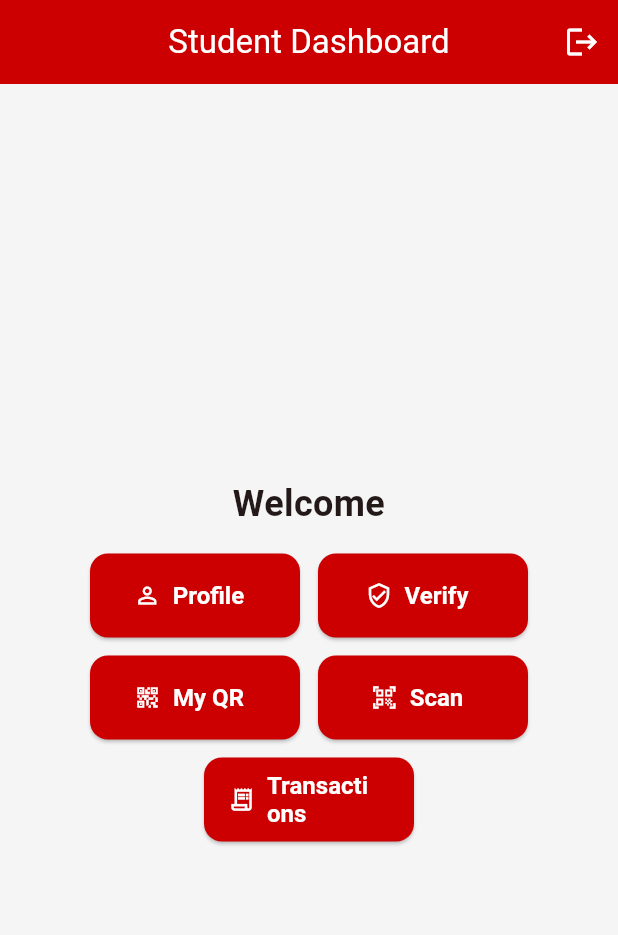
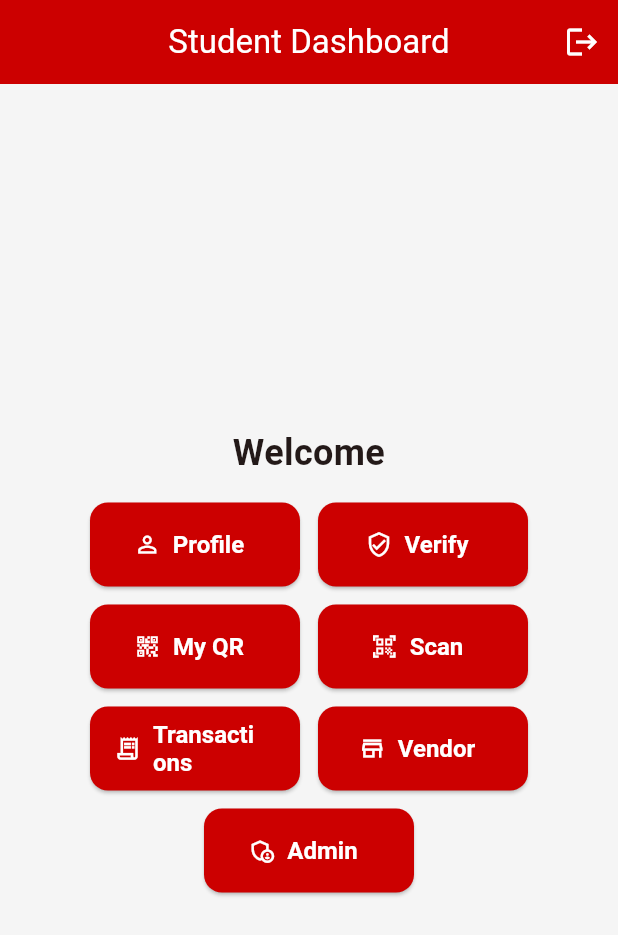
Before and after one commit to harshvk8/redhawkwallet-flutter, a Flutter app: the screen it shows once a user with an empty profile is signed in, on a phone screen of 412 x 824 dp. Shown: the top 935 px of the screen. Run offline on Flutter 3.47's test engine with Material 3 defaults, Android fonts, the light colour scheme and no system bars; our stand-ins replace firebase_auth, firebase_core, go_router; accounts and stored records are empty.

Commit message:
feat: wire Krish's vendor/admin screens into the router
- Update router to import from presentation/ instead of old screens/ placeholders
- Add routes: /vendor/offers, /vendor/payment-request, /vendor/qr-payment,
  /vendor/history, /admin/manage-vendors
- Wire quick action buttons in VendorDashboardScreen to navigate to sub-screens
- Wire Manage Vendors button in AdminDashboardScreen to AdminManageVendorsScreen
- Add temp Vendor/Admin nav buttons on StudentDashboard for dev testing
- Fix deprecation warnings (withOpacity, activeColor, DropdownButtonFormField value)

```diff
--- a/lib/core/router/app_router.dart
+++ b/lib/core/router/app_router.dart
@@ -10,8 +10,13 @@ import '../../features/student/screens/university_verification_screen.dart';
 import '../../features/student/screens/qr_id_screen.dart';
 import '../../features/student/screens/qr_scanner_screen.dart';
 import '../../features/student/screens/transaction_history_screen.dart';
-import '../../features/vendor/screens/vendor_dashboard_screen.dart';
-import '../../features/admin/screens/admin_dashboard_screen.dart';
+import '../../features/vendor/presentation/vendor_dashboard_screen.dart';
+import '../../features/vendor/presentation/vendor_offers_screen.dart';
+import '../../features/vendor/presentation/vendor_create_payment_request_screen.dart';
+import '../../features/vendor/presentation/vendor_qr_payment_screen.dart';
+import '../../features/vendor/presentation/vendor_transaction_history_screen.dart';
+import '../../features/admin/presentation/admin_dashboard_screen.dart';
+import '../../features/admin/presentation/admin_manage_vendors_screen.dart';
 
 class AppRouter {
   static final _authNotifier = _AuthStateNotifier();
@@ -66,8 +71,28 @@ class AppRouter {
         builder: (context, state) => const VendorDashboardScreen(),
       ),
       GoRoute(
+        path: '/vendor/offers',
+        builder: (context, state) => const VendorOffersScreen(),
+      ),
+      GoRoute(
+        path: '/vendor/payment-request',
+        builder: (context, state) => const VendorCreatePaymentRequestScreen(),
+      ),
+      GoRoute(
+        path: '/vendor/qr-payment',
+        builder: (context, state) => const VendorQrPaymentScreen(),
+      ),
+      GoRoute(
+        path: '/vendor/history',
+        builder: (context, state) => const VendorTransactionHistoryScreen(),
+      ),
+      GoRoute(
         path: '/admin',
         builder: (context, state) => const AdminDashboardScreen(),
+      ),
+      GoRoute(
+        path: '/admin/manage-vendors',
+        builder: (context, state) => const AdminManageVendorsScreen(),
       ),
     ],
   );
--- a/lib/features/admin/presentation/admin_manage_vendors_screen.dart
+++ b/lib/features/admin/presentation/admin_manage_vendors_screen.dart
@@ -152,7 +152,7 @@ class _AdminManageVendorsScreenState extends State<AdminManageVendorsScreen> {
               child: ListView.separated(
                 scrollDirection: Axis.horizontal,
                 itemCount: filters.length,
-                separatorBuilder: (_, __) => const SizedBox(width: 8),
+                separatorBuilder: (_, _) => const SizedBox(width: 8),
                 itemBuilder: (context, index) {
                   final filter = filters[index];
                   final selected = filter == selectedFilter;
@@ -204,7 +204,7 @@ class _AdminManageVendorsScreenState extends State<AdminManageVendorsScreen> {
                               Container(
                                 padding: const EdgeInsets.symmetric(horizontal: 10, vertical: 4),
                                 decoration: BoxDecoration(
-                                  color: statusColor.withOpacity(0.1),
+                                  color: statusColor.withValues(alpha: 0.1),
                                   borderRadius: BorderRadius.circular(20),
                                 ),
                                 child: Text(vendor['status'], style: TextStyle(color: statusColor, fontSize: 12, fontWeight: FontWeight.bold)),
--- a/lib/features/student/screens/student_dashboard_screen.dart
+++ b/lib/features/student/screens/student_dashboard_screen.dart
@@ -68,6 +68,16 @@ class StudentDashboardScreen extends StatelessWidget {
                       icon: Icons.receipt_long_outlined,
                       onTap: () => context.go('/transactions'),
                     ),
+                    _NavButton(
+                      label: 'Vendor',
+                      icon: Icons.store_outlined,
+                      onTap: () => context.go('/vendor'),
+                    ),
+                    _NavButton(
+                      label: 'Admin',
+                      icon: Icons.admin_panel_settings_outlined,
+                      onTap: () => context.go('/admin'),
+                    ),
                   ],
                 ),
               ],
--- a/lib/features/vendor/presentation/vendor_create_payment_request_screen.dart
+++ b/lib/features/vendor/presentation/vendor_create_payment_request_screen.dart
@@ -44,7 +44,7 @@ class _VendorCreatePaymentRequestScreenState extends State<VendorCreatePaymentRe
             const Text('Apply Offer or Discount', style: TextStyle(fontSize: 15, fontWeight: FontWeight.bold)),
             const SizedBox(height: 8),
             DropdownButtonFormField<String>(
-              value: selectedDiscount,
+              initialValue: selectedDiscount,
               decoration: InputDecoration(
                 border: OutlineInputBorder(borderRadius: BorderRadius.circular(12)),
                 focusedBorder: OutlineInputBorder(
--- a/lib/features/vendor/presentation/vendor_dashboard_screen.dart
+++ b/lib/features/vendor/presentation/vendor_dashboard_screen.dart
@@ -1,4 +1,5 @@
 import 'package:flutter/material.dart';
+import 'package:go_router/go_router.dart';
 
 class VendorDashboardScreen extends StatelessWidget {
   const VendorDashboardScreen({super.key});
@@ -59,11 +60,11 @@ class VendorDashboardScreen extends StatelessWidget {
             const SizedBox(height: 10),
             Row(
               children: [
-                Expanded(child: _quickAction(Icons.qr_code, 'Request Payment')),
+                Expanded(child: _quickAction(Icons.qr_code, 'Request Payment', onTap: () => context.go('/vendor/payment-request'))),
                 const SizedBox(width: 10),
-                Expanded(child: _quickAction(Icons.local_offer, 'My Offers')),
+                Expanded(child: _quickAction(Icons.local_offer, 'My Offers', onTap: () => context.go('/vendor/offers'))),
                 const SizedBox(width: 10),
-                Expanded(child: _quickAction(Icons.history, 'History')),
+                Expanded(child: _quickAction(Icons.history, 'History', onTap: () => context.go('/vendor/history'))),
               ],
             ),
             const SizedBox(height: 20),
@@ -140,8 +141,10 @@ class VendorDashboardScreen extends StatelessWidget {
     );
   }
 
-  Widget _quickAction(IconData icon, String label) {
-    return Container(
+  Widget _quickAction(IconData icon, String label, {VoidCallback? onTap}) {
+    return GestureDetector(
+      onTap: onTap,
+      child: Container(
         padding: const EdgeInsets.symmetric(vertical: 14),
         decoration: BoxDecoration(
           color: const Color(0xFFC8102E),
@@ -154,6 +157,7 @@ class VendorDashboardScreen extends StatelessWidget {
             Text(label, style: const TextStyle(color: Colors.white, fontSize: 11), textAlign: TextAlign.center),
           ],
         ),
+      ),
     );
   }
 }
--- a/lib/features/vendor/presentation/vendor_offers_screen.dart
+++ b/lib/features/vendor/presentation/vendor_offers_screen.dart
@@ -76,7 +76,7 @@ class _VendorOffersScreenState extends State<VendorOffersScreen> {
                             ),
                             Switch(
                               value: offer['active'],
-                              activeColor: const Color(0xFFC8102E),
+                              activeThumbColor: const Color(0xFFC8102E),
                               onChanged: (val) => setState(() => offers[index]['active'] = val),
                             ),
                           ],
--- a/lib/features/vendor/presentation/vendor_transaction_history_screen.dart
+++ b/lib/features/vendor/presentation/vendor_transaction_history_screen.dart
@@ -101,7 +101,7 @@ class _VendorTransactionHistoryScreenState extends State<VendorTransactionHistor
               child: ListView.separated(
                 scrollDirection: Axis.horizontal,
                 itemCount: filters.length,
-                separatorBuilder: (_, __) => const SizedBox(width: 8),
+                separatorBuilder: (_, _) => const SizedBox(width: 8),
                 itemBuilder: (context, index) {
                   final filter = filters[index];
                   final selected = filter == selectedFilter;
@@ -173,7 +173,7 @@ class _VendorTransactionHistoryScreenState extends State<VendorTransactionHistor
                                 Container(
                                   padding: const EdgeInsets.symmetric(horizontal: 8, vertical: 2),
                                   decoration: BoxDecoration(
-                                    color: statusColor.withOpacity(0.1),
+                                    color: statusColor.withValues(alpha: 0.1),
                                     borderRadius: BorderRadius.circular(20),
                                   ),
                                   child: Text(tx['status'], style: TextStyle(color: statusColor, fontSize: 11, fontWeight: FontWeight.bold)),
```
Also changed, not shown: lib/features/admin/presentation/admin_dashboard_screen.dart (+4 -3 lines). Lines whose indentation alone changed are shown as unchanged.
